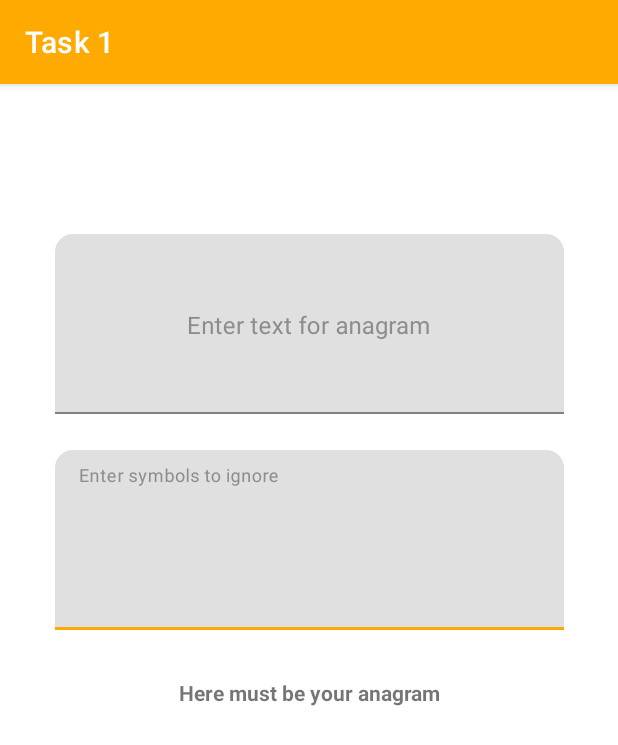
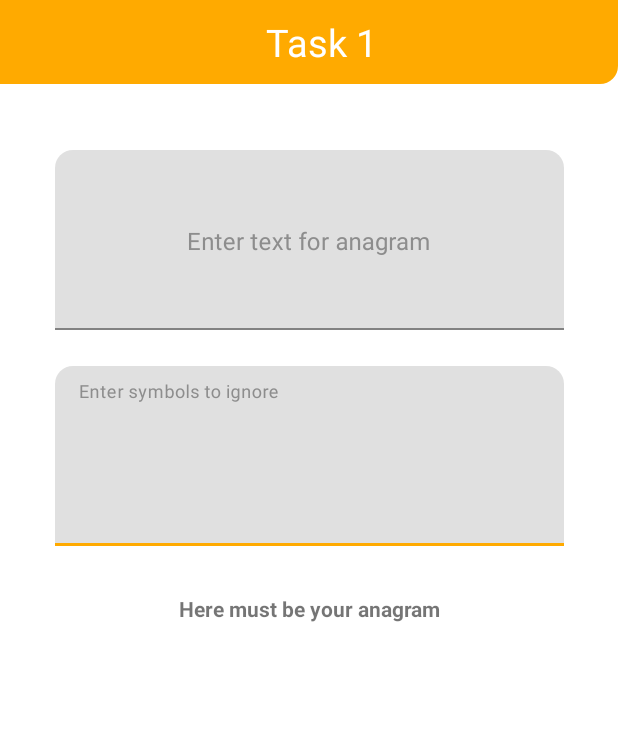
Before and after one commit to Sha-fran/Anagram, an Android app: the screen it shows after launch (MainActivity), on a phone screen of 412 x 824 dp. Shown: the top 745 px of the screen. Run offline under Robolectric (Android 15) with nearby library versions, the phone set to English and light mode, and no system bars.

```diff
--- a/app/build.gradle
+++ b/app/build.gradle
@@ -34,6 +34,6 @@ dependencies {
     implementation 'androidx.constraintlayout:constraintlayout:2.1.4'
 
     testImplementation 'junit:junit:4.13.2'
-    androidTestImplementation 'androidx.test.ext:junit:1.1.3'
-    androidTestImplementation 'androidx.test.espresso:espresso-core:3.4.0'
+    androidTestImplementation 'androidx.test.ext:junit:1.1.4'
+    androidTestImplementation 'androidx.test.espresso:espresso-core:3.5.0'
 }
--- a/app/src/main/AndroidManifest.xml
+++ b/app/src/main/AndroidManifest.xml
@@ -7,7 +7,7 @@
         android:dataExtractionRules="@xml/data_extraction_rules"
         android:fullBackupContent="@xml/backup_rules"
         android:icon="@mipmap/ic_launcher"
-        android:label="@string/app_name"
+        android:label=""
         android:roundIcon="@mipmap/ic_launcher_round"
         android:supportsRtl="true"
         android:theme="@style/MyTheme"
--- a/app/src/main/java/com/example/task1/MainActivity.java
+++ b/app/src/main/java/com/example/task1/MainActivity.java
@@ -8,9 +8,11 @@ import android.view.Gravity;
 import android.view.View;
 import android.view.inputmethod.InputMethodManager;
 import android.widget.TextView;
+//import android.widget.Toolbar;
 
 import androidx.annotation.NonNull;
 import androidx.appcompat.app.AppCompatActivity;
+import androidx.appcompat.widget.Toolbar;
 
 import com.google.android.material.textfield.TextInputEditText;
 import com.google.android.material.textfield.TextInputLayout;
@@ -19,12 +21,17 @@ import java.util.Objects;
 
 public class MainActivity extends AppCompatActivity {
     String anagram;
+    Toolbar toolbar;
 
     @Override
     protected void onCreate(Bundle savedInstanceState) {
         super.onCreate(savedInstanceState);
         setContentView(R.layout.activity_main);
 
+//        getSupportActionBar().hide();
+
+        Toolbar toolbar = findViewById(R.id.myToolbar);
+        setSupportActionBar(toolbar);
         TextInputLayout inputLayoutForAnagram = findViewById(R.id.textInputLayotForAnagram);
         TextInputEditText editTextForAnagram = findViewById(R.id.editTextForAnagram);
         TextInputEditText filterInputText = findViewById(R.id.filterInputText);
--- /dev/null
+++ b/app/src/main/res/drawable/tool_bar_corners.xml
@@ -0,0 +1,6 @@
+<?xml version="1.0" encoding="utf-8"?>
+<shape xmlns:android="http://schemas.android.com/apk/res/android">
+    <solid android:color="@color/orange"/>
+    <corners android:bottomLeftRadius="12dp"/>
+    <corners android:bottomRightRadius="12dp"/>
+</shape>
--- a/app/src/main/res/layout/activity_main.xml
+++ b/app/src/main/res/layout/activity_main.xml
@@ -4,12 +4,48 @@
     xmlns:app="http://schemas.android.com/apk/res-auto"
     xmlns:tools="http://schemas.android.com/tools"
     android:layout_width="match_parent"
-    android:layout_height="wrap_content">
+    android:layout_height="match_parent">
 
     <androidx.constraintlayout.widget.ConstraintLayout
         android:layout_width="match_parent"
         android:layout_height="match_parent"
         tools:context=".MainActivity">
+
+<!--        <com.google.android.material.appbar.AppBarLayout-->
+<!--            android:layout_width="match_parent"-->
+<!--            android:layout_height="wrap_content"-->
+<!--            app:layout_constraintEnd_toEndOf="parent"-->
+<!--            app:layout_constraintStart_toStartOf="parent"-->
+<!--            app:layout_constraintTop_toTopOf="parent">-->
+
+        <!--        </com.google.android.material.appbar.AppBarLayout>-->
+
+
+        <androidx.appcompat.widget.Toolbar
+            android:id="@+id/myToolbar"
+            android:layout_width="match_parent"
+            android:layout_height="wrap_content"
+            android:background="@drawable/tool_bar_corners"
+            android:theme="@style/ThemeOverlay.AppCompat.Dark.ActionBar"
+            app:layout_constraintEnd_toEndOf="parent"
+            app:layout_constraintStart_toStartOf="parent"
+            app:layout_constraintTop_toTopOf="parent"
+            app:popupTheme="@style/ThemeOverlay.AppCompat.Light"
+            tools:ignore="MissingConstraints">
+
+            <TextView
+                android:id="@+id/textView"
+                android:layout_width="match_parent"
+                android:layout_height="match_parent"
+                android:gravity="center"
+                android:text="@string/task_1"
+                android:textSize="25sp"
+                android:textColor="@color/white"
+                app:layout_constraintBottom_toBottomOf="@+id/myToolbar"
+                app:layout_constraintEnd_toEndOf="parent"
+                app:layout_constraintStart_toStartOf="parent"
+                app:layout_constraintTop_toTopOf="@+id/myToolbar" />
+        </androidx.appcompat.widget.Toolbar>
 
         <com.google.android.material.textfield.TextInputLayout
             android:id="@+id/textInputLayotForAnagram"
@@ -94,7 +130,6 @@
             app:layout_constraintStart_toStartOf="parent"
             app:layout_constraintTop_toBottomOf="@+id/filterInputlayot" />
 
-
     </androidx.constraintlayout.widget.ConstraintLayout>
 
 </ScrollView>
--- a/app/src/main/res/values/themes.xml
+++ b/app/src/main/res/values/themes.xml
@@ -15,15 +15,14 @@
         <!-- Customize your theme here. -->
     </style>
 
-    <style name="MyTheme" parent = "Theme.MaterialComponents.DayNight.DarkActionBar">
+    <style name="MyTheme" parent = "Theme.MaterialComponents.DayNight.NoActionBar">
+        <item name = "android:windowActionBar">false</item>
+        <item name = "android:windowNoTitle">true</item>
         <item name="colorPrimary">@color/orange</item>
         <item name="colorPrimaryVariant">@color/orange</item>
         <item name="colorOnPrimary">@color/white</item>
         <item name="android:gravity">center</item>
 <!--        <item name="titleCentered"></item>-->
-        <item name="android:bottomLeftRadius">12dp</item>
-
-
 <!--        <item name="colorSecondary">@color/teal_200</item>-->
 <!--        <item name="colorSecondaryVariant">@color/teal_700</item>-->
 <!--        <item name="colorOnSecondary">@color/black</item>-->
```
